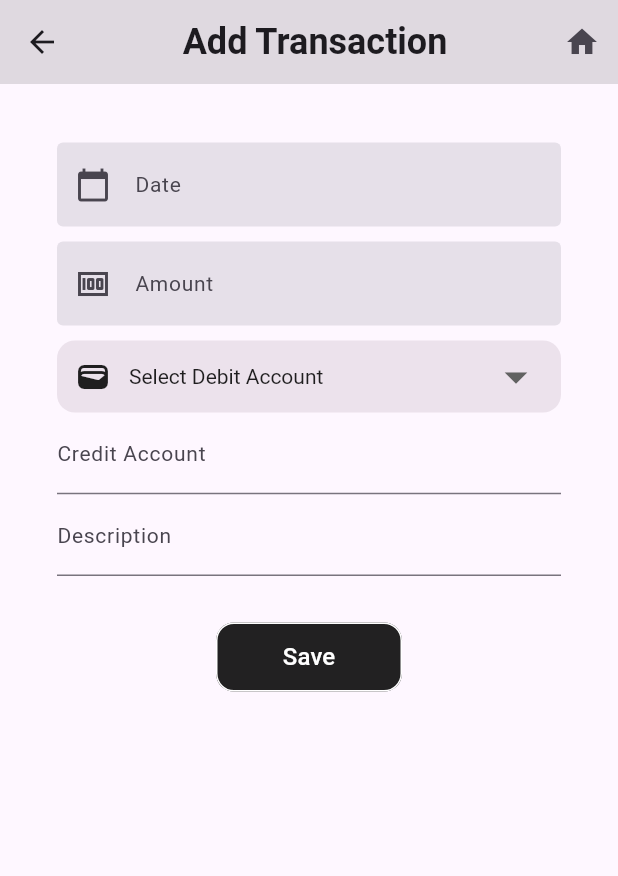
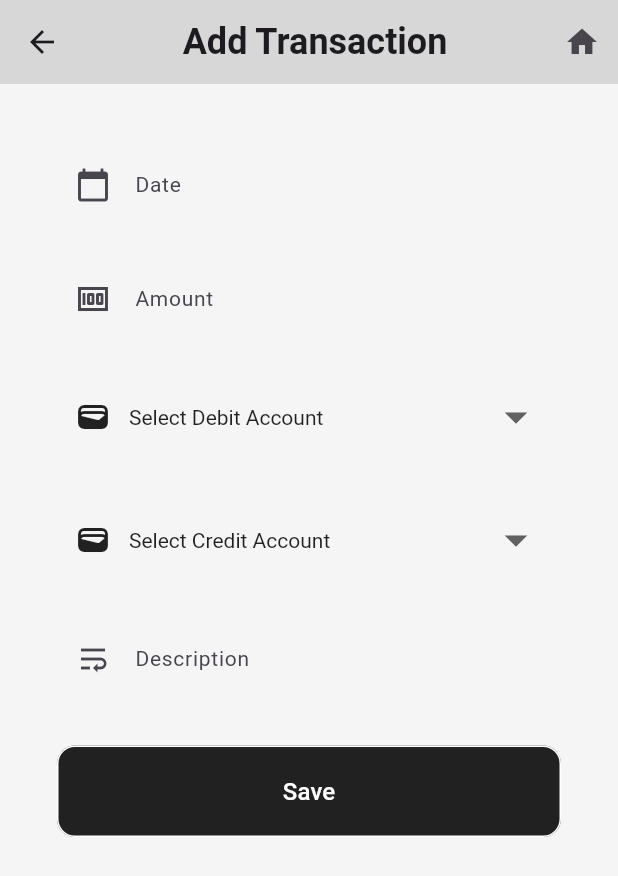
Before and after one commit to mehedihasandeveloper/AMS-Flutter_app, a Flutter app: the AddTransaction screen opened directly, on a phone screen of 412 x 824 dp. Shown: the top 876 px of the screen. Run offline on Flutter 3.47's test engine with Material 3 defaults, Android fonts, the phone set to English and light mode, and no system bars; Roboto replaces fonts that are missing (Jersey25).

Commit message:
table design done

```diff
--- a/lib/main.dart
+++ b/lib/main.dart
@@ -1,5 +1,5 @@
+import 'package:final_project/pages/login_page.dart';
 import 'package:flutter/material.dart';
-import 'pages/add_transaction_page.dart';
 import 'package:intl/intl_standalone.dart'
     if (dart.library.html) 'package:intl/intl_browser.dart';
 
@@ -19,7 +19,7 @@ class MyApp extends StatelessWidget {
       theme: ThemeData(
         primarySwatch: Colors.teal,
       ),
-      home: const AddTransaction(),
+      home: const LoginPage(),
     );
   }
 }
--- a/lib/pages/add_transaction_page.dart
+++ b/lib/pages/add_transaction_page.dart
@@ -1,5 +1,4 @@
 import 'package:flutter/material.dart';
-
 import 'home_page.dart';
 
 class AddTransaction extends StatefulWidget {
@@ -11,17 +10,19 @@ class AddTransaction extends StatefulWidget {
 
 class _AddTransactionState extends State<AddTransaction> {
   TextEditingController usernameTextEditingController = TextEditingController();
-  TextEditingController passwordTextEditingController = TextEditingController();
+  final TextEditingController _descriptionController = TextEditingController();
   final TextEditingController _dateController = TextEditingController();
   final TextEditingController _amountController = TextEditingController();
 
-  Color rgbColor = Color.fromARGB(255, 203, 197, 227);
+  Color rgbColor = const Color.fromARGB(255, 203, 197, 227);
 
   String? debitAccountValue;
+  String? creditAccountValue;
 
   @override
   Widget build(BuildContext context) {
     return Scaffold(
+      backgroundColor: Colors.grey[100],
       appBar: AppBar(
         backgroundColor: Colors.black12,
         actions: [
@@ -60,7 +61,7 @@ class _AddTransactionState extends State<AddTransaction> {
                       keyboardType: TextInputType.datetime,
                       decoration: const InputDecoration(
                         labelText: "Date",
-                        filled: true,
+                        filled: false,
                         prefixIcon: Icon(Icons.calendar_today),
                         enabledBorder: OutlineInputBorder(
                           borderSide: BorderSide.none,
@@ -79,7 +80,7 @@ class _AddTransactionState extends State<AddTransaction> {
                       onTap: () => _selectDate(),
                     ),
                     const SizedBox(
-                      height: 10.0,
+                      height: 20.0,
                     ),
                     // Amount
                     TextField(
@@ -87,7 +88,7 @@ class _AddTransactionState extends State<AddTransaction> {
                       keyboardType: TextInputType.number,
                       decoration: const InputDecoration(
                           labelText: "Amount",
-                          filled: true,
+                          filled: false,
                           prefixIcon: Icon(Icons.money),
                           enabledBorder: OutlineInputBorder(
                             borderSide: BorderSide.none,
@@ -103,15 +104,15 @@ class _AddTransactionState extends State<AddTransaction> {
                               TextStyle(fontSize: 25, color: Colors.grey)),
                     ),
                     const SizedBox(
-                      height: 10.0,
+                      height: 20.0,
                     ),
-                    // Dropdown
+                    // Dropdown debit
                     Container(
                       padding: const EdgeInsets.symmetric(horizontal: 12.0),
+                      height: 62.0,
                       decoration: BoxDecoration(
-                        borderRadius: BorderRadius.circular(12),
-                        color: const Color.fromARGB(255, 236, 226,
-                            236), // Set background color to white (filled)
+                        borderRadius: BorderRadius.circular(5),
+                        // Set background color to white (filled)
                       ),
                       child: Row(
                         children: [
@@ -155,6 +156,22 @@ class _AddTransactionState extends State<AddTransaction> {
                                     value: 'EquipmentAccount',
                                     child: Text('Equipment Account'),
                                   ),
+                                  DropdownMenuItem<String>(
+                                    value: 'SuppliesAccount',
+                                    child: Text('Supplies Account'),
+                                  ),
+                                  DropdownMenuItem<String>(
+                                    value: 'ExpenseAccount',
+                                    child: Text('Expense Account'),
+                                  ),
+                                  DropdownMenuItem<String>(
+                                    value: 'OwnerDrawings',
+                                    child: Text('Owner Drawings'),
+                                  ),
+                                  DropdownMenuItem<String>(
+                                    value: 'PayableAccount',
+                                    child: Text('Payable Account'),
+                                  ),
                                 ],
                               ),
                             ),
@@ -162,35 +179,115 @@ class _AddTransactionState extends State<AddTransaction> {
                         ],
                       ),
                     ),
-
+                    const SizedBox(
+                      height: 20.0,
+                    ),
+                    // Dropdown credit
+                    Container(
+                      padding: const EdgeInsets.symmetric(horizontal: 12.0),
+                      height: 62.0,
+                      decoration: BoxDecoration(
+                        borderRadius: BorderRadius.circular(5),
+                        // Set background color to white (filled)
+                      ),
+                      child: Row(
+                        children: [
+                          const Icon(Icons.wallet), // Prefix icon
+                          const SizedBox(
+                              width: 12), // Spacer between icon and dropdown
+                          Expanded(
+                            child: DropdownButtonHideUnderline(
+                              child: DropdownButton<String>(
+                                isExpanded: true,
+                                icon: const Icon(Icons.arrow_drop_down),
+                                iconSize: 36,
+                                dropdownColor: Colors.white,
+                                style: const TextStyle(
+                                  color: Colors.black,
+                                  fontSize: 14,
+                                ),
+                                hint: const Text(
+                                  "Select Credit Account",
+                                  style: TextStyle(
+                                    fontSize: 14,
+                                    color: Colors.black87,
+                                  ),
+                                ),
+                                value: creditAccountValue,
+                                onChanged: (String? newValue) {
+                                  setState(() {
+                                    creditAccountValue = newValue!;
+                                  });
+                                },
+                                items: const [
+                                  DropdownMenuItem<String>(
+                                    value: 'cash',
+                                    child: Text('Cash Account'),
+                                  ),
+                                  DropdownMenuItem<String>(
+                                    value: 'receivableaccount',
+                                    child: Text('Receivable Account'),
+                                  ),
+                                  DropdownMenuItem<String>(
+                                    value: 'EquipmentAccount',
+                                    child: Text('Equipment Account'),
+                                  ),
+                                  DropdownMenuItem<String>(
+                                    value: 'SuppliesAccount',
+                                    child: Text('Supplies Account'),
+                                  ),
+                                  DropdownMenuItem<String>(
+                                    value: 'RevenueAccount',
+                                    child: Text('Revenue Account'),
+                                  ),
+                                  DropdownMenuItem<String>(
+                                    value: 'OwnerCapital',
+                                    child: Text('Owner Capital'),
+                                  ),
+                                  DropdownMenuItem<String>(
+                                    value: 'PayableAccount',
+                                    child: Text('Payable Account'),
+                                  ),
+                                ],
+                              ),
+                            ),
+                          ),
+                        ],
+                      ),
+                    ),
+                    const SizedBox(
+                      height: 20.0,
+                    ),
+                    // Amount
                     TextField(
-                      controller: passwordTextEditingController,
-                      obscureText: true,
+                      controller: _descriptionController,
+                      keyboardType: TextInputType.multiline,
                       decoration: const InputDecoration(
-                          labelText: "Credit Account",
+                          labelText: "Description",
+                          prefixIcon: Icon(Icons.wrap_text),
+                          enabledBorder: OutlineInputBorder(
+                            borderSide: BorderSide.none,
+                          ),
+                          focusedBorder: OutlineInputBorder(
+                            borderSide: BorderSide(
+                              color: Colors.black,
+                            ),
+                          ),
                           labelStyle:
                               TextStyle(fontSize: 14.0, fontFamily: "Jersey25"),
                           hintStyle:
-                              TextStyle(fontSize: 25, color: Colors.grey)),
-                    ),
-                    TextField(
-                      controller: passwordTextEditingController,
-                      obscureText: true,
-                      decoration: const InputDecoration(
-                          labelText: "Description",
-                          labelStyle:
-                              TextStyle(fontSize: 14.0, fontFamily: "Jersey25"),
-                          hintStyle:
-                              TextStyle(fontSize: 25, color: Colors.grey)),
+                              TextStyle(fontSize: 25.0, color: Colors.grey)),
                     ),
                     const SizedBox(
                       height: 30.0,
                     ),
                     TextButton(
                       onPressed: () {
-                        print(usernameTextEditingController.text);
-                        print(passwordTextEditingController.text);
                         print(_dateController.text);
+                        print(_amountController.text);
+                        print(debitAccountValue);
+                        print(creditAccountValue);
+                        print(_descriptionController.text);
                       },
                       style: ButtonStyle(
                           backgroundColor:
@@ -202,8 +299,7 @@ class _AddTransactionState extends State<AddTransaction> {
                                       side: const BorderSide(
                                           color: Colors.white)))),
                       child: const SizedBox(
-                        height: 30.0,
-                        width: 100.0,
+                        height: 45.0,
                         child: Center(
                           child: Text(
                             "Save",
```
Also changed, not shown: lib/pages/home_page.dart (+23 -2 lines), lib/pages/ledger_books_page.dart (added, +265 -0 lines), lib/pages/view_transaction_page.dart (added, +132 -0 lines).
